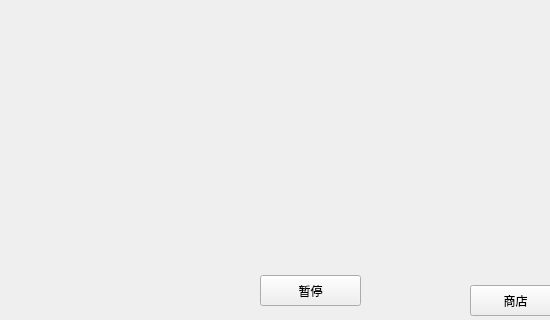
This is gamescreen.ui in HF-youngior/baoshi1 as Qt 5 draws it before an edit; both pictures show x 0 to 550 and y 265 to 585 of the 887 by 585 pixel window. The edited form follows.
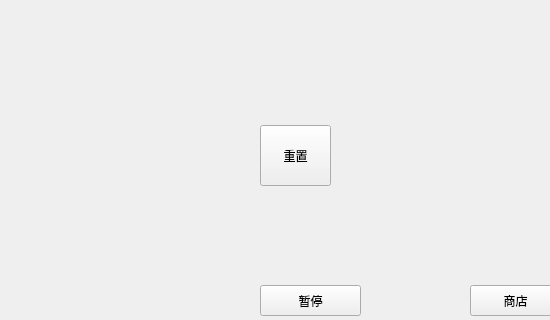
This is the edited form.

Commit message: 修改了结束判定，添加了重置方法

What changed in the file:
```diff
--- a/gamescreen.ui
+++ b/gamescreen.ui
@@ -42,10 +42,10 @@
   <widget class="QWidget" name="gridLayoutWidget">
    <property name="geometry">
     <rect>
-     <x>400</x>
-     <y>120</y>
-     <width>451</width>
-     <height>401</height>
+     <x>390</x>
+     <y>80</y>
+     <width>461</width>
+     <height>441</height>
     </rect>
    </property>
    <layout class="QGridLayout" name="gridLayout"/>
@@ -80,7 +80,7 @@
    <property name="geometry">
     <rect>
      <x>260</x>
-     <y>540</y>
+     <y>550</y>
      <width>101</width>
      <height>31</height>
     </rect>
@@ -102,6 +102,19 @@
     <string/>
    </property>
   </widget>
+  <widget class="QPushButton" name="resetButton">
+   <property name="geometry">
+    <rect>
+     <x>260</x>
+     <y>390</y>
+     <width>71</width>
+     <height>61</height>
+    </rect>
+   </property>
+   <property name="text">
+    <string>重置</string>
+   </property>
+  </widget>
  </widget>
  <resources/>
  <connections/>
```
The commit also changes 36 other files.
